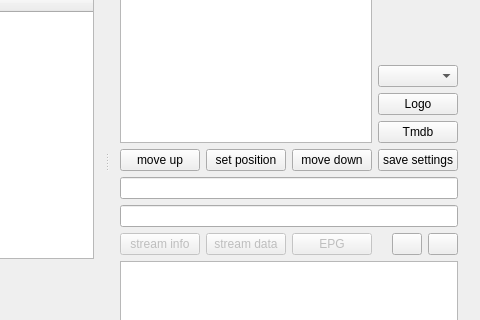
Old version of the form mainwindow.ui in the repository sgersing73/m3uMan; both pictures show x 482 to 962 and y 306 to 626 of the 962 by 787 pixel window.
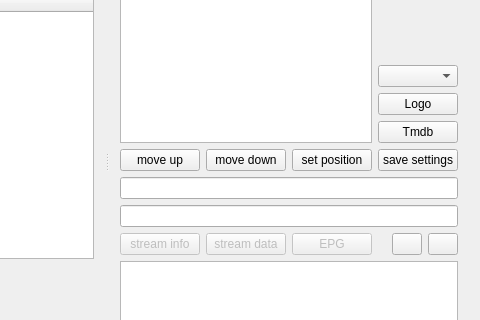
New version of the form. Icons and pictures are not drawn. Custom widgets are drawn as their Qt base class.

Diff of the .ui file:
```diff
--- a/mainwindow.ui
+++ b/mainwindow.ui
@@ -715,20 +715,6 @@
              </property>
             </widget>
            </item>
-           <item>
-            <widget class="QPushButton" name="cmdSetPos">
-             <property name="toolTip">
-              <string>set station position</string>
-             </property>
-             <property name="text">
-              <string>set position</string>
-             </property>
-             <property name="icon">
-              <iconset resource="m3uMan.qrc">
-               <normaloff>:/images/Ui/icons8-shortlist-50.png</normaloff>:/images/Ui/icons8-shortlist-50.png</iconset>
-             </property>
-            </widget>
-           </item>
            <item>
             <widget class="QPushButton" name="cmdMoveDown">
              <property name="toolTip">
@@ -743,6 +729,20 @@
              </property>
             </widget>
            </item>
+           <item>
+            <widget class="QPushButton" name="cmdSetPos">
+             <property name="toolTip">
+              <string>set station position</string>
+             </property>
+             <property name="text">
+              <string>set position</string>
+             </property>
+             <property name="icon">
+              <iconset resource="m3uMan.qrc">
+               <normaloff>:/images/Ui/icons8-shortlist-50.png</normaloff>:/images/Ui/icons8-shortlist-50.png</iconset>
+             </property>
+            </widget>
+           </item>
            <item>
             <widget class="QPushButton" name="cmdSavePosition">
              <property name="toolTip">
```
